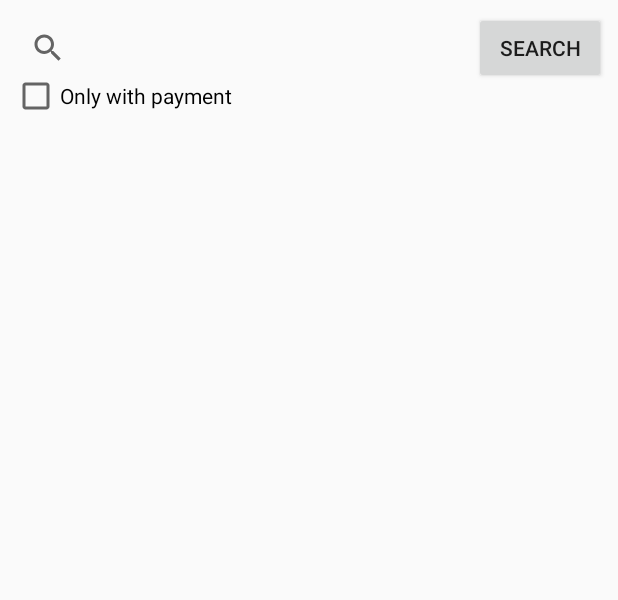
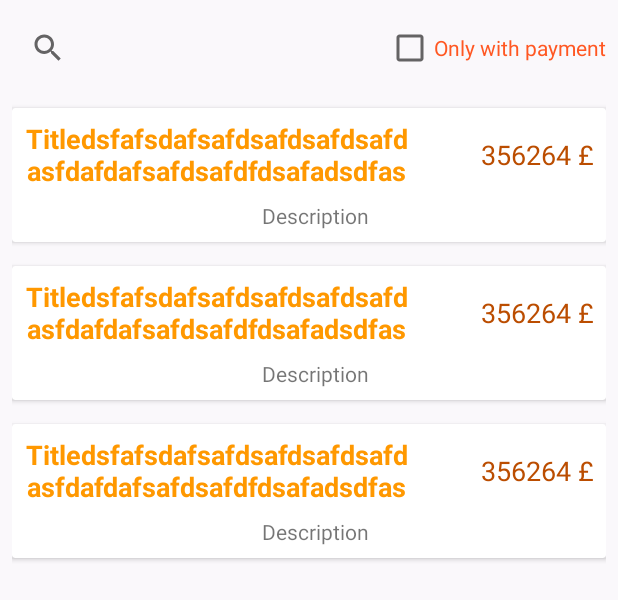
Before and after one commit to Fehty/Jobos3, an Android app: the layout activity_main.xml on its own in the app's theme, with its tools: preview values and no code run, on a phone screen of 412 x 824 dp. Shown: the top 600 px of the screen. Run offline under Robolectric (Android 15) with nearby library versions, the phone set to English and light mode, and no system bars.

Commit message:
CheckBox logic

```diff
--- a/app/src/main/res/layout/activity_main.xml
+++ b/app/src/main/res/layout/activity_main.xml
@@ -4,51 +4,46 @@
     xmlns:tools="http://schemas.android.com/tools"
     android:layout_width="match_parent"
     android:layout_height="match_parent"
+    android:background="#faf8fb"
     tools:context=".Activity.MainActivity">
 
     <android.support.v7.widget.SearchView
         android:id="@+id/searchView"
         android:layout_width="0dp"
-        android:layout_height="0dp"
-        android:layout_marginBottom="8dp"
+        android:layout_height="wrap_content"
         android:layout_marginEnd="8dp"
         android:layout_marginStart="8dp"
         android:layout_marginTop="8dp"
         android:inputType="textPersonName"
-        app:layout_constraintBottom_toBottomOf="@+id/searchButton"
-        app:layout_constraintEnd_toStartOf="@+id/searchButton"
+        app:layout_constraintEnd_toStartOf="@+id/checkBox"
         app:layout_constraintStart_toStartOf="parent"
-        app:layout_constraintTop_toTopOf="@+id/searchButton" />
-
-    <Button
-        android:id="@+id/searchButton"
-        android:layout_width="wrap_content"
-        android:layout_height="wrap_content"
-        android:layout_marginEnd="8dp"
-        android:layout_marginTop="8dp"
-        android:text="Search"
-        app:layout_constraintEnd_toEndOf="parent"
         app:layout_constraintTop_toTopOf="parent" />
 
     <CheckBox
         android:id="@+id/checkBox"
         android:layout_width="wrap_content"
         android:layout_height="wrap_content"
+        android:layout_marginBottom="8dp"
+        android:layout_marginEnd="8dp"
+        android:layout_marginTop="8dp"
         android:text="Only with payment"
-        app:layout_constraintStart_toStartOf="@+id/searchView"
-        app:layout_constraintTop_toBottomOf="@+id/searchView" />
+        android:textColor="#ff5722"
+        app:layout_constraintBottom_toTopOf="@+id/recyclerView"
+        app:layout_constraintEnd_toEndOf="parent"
+        app:layout_constraintTop_toTopOf="parent" />
 
     <android.support.v7.widget.RecyclerView
         android:id="@+id/recyclerView"
         android:layout_width="0dp"
         android:layout_height="0dp"
-        android:layout_marginBottom="8dp"
         android:layout_marginEnd="8dp"
         android:layout_marginStart="8dp"
         android:layout_marginTop="8dp"
+        android:background="#faf8fb"
         app:layout_constraintBottom_toBottomOf="parent"
         app:layout_constraintEnd_toEndOf="parent"
         app:layout_constraintStart_toStartOf="parent"
-        app:layout_constraintTop_toBottomOf="@+id/checkBox" />
+        app:layout_constraintTop_toBottomOf="@+id/searchView"
+        tools:listitem="@layout/template_for_item" />
 
 </android.support.constraint.ConstraintLayout>
--- a/app/src/main/res/layout/template_for_item.xml
+++ b/app/src/main/res/layout/template_for_item.xml
@@ -1,7 +1,13 @@
 <?xml version="1.0" encoding="utf-8"?>
-<android.support.constraint.ConstraintLayout xmlns:android="http://schemas.android.com/apk/res/android"
+<android.support.v7.widget.CardView xmlns:android="http://schemas.android.com/apk/res/android"
     xmlns:app="http://schemas.android.com/apk/res-auto"
     xmlns:tools="http://schemas.android.com/tools"
+    android:layout_width="match_parent"
+    android:layout_height="wrap_content"
+    android:layout_marginBottom="8dp"
+    android:layout_marginTop="8dp">
+
+    <android.support.constraint.ConstraintLayout
         android:layout_width="match_parent"
         android:layout_height="wrap_content">
 
@@ -9,28 +15,29 @@
             android:id="@+id/title"
             android:layout_width="wrap_content"
             android:layout_height="wrap_content"
-        android:layout_marginEnd="8dp"
             android:layout_marginStart="8dp"
             android:layout_marginTop="8dp"
-        android:padding="16dp"
-        app:layout_constraintEnd_toEndOf="parent"
+            android:ems="12"
+            android:textAlignment="center"
+            android:textAllCaps="false"
+            android:textColor="@color/colorPrimary"
+            android:textSize="18sp"
+            android:textStyle="bold"
             app:layout_constraintStart_toStartOf="parent"
             app:layout_constraintTop_toTopOf="parent"
-        tools:text="CompanyName" />
+            tools:text="Titledsfafsdafsafdsafdsafdsafdasfdafdafsafdsafdfdsafadsdfas" />
 
         <TextView
             android:id="@+id/salary"
             android:layout_width="wrap_content"
             android:layout_height="wrap_content"
-        android:layout_marginBottom="8dp"
             android:layout_marginEnd="8dp"
-        android:layout_marginStart="8dp"
-        android:layout_marginTop="8dp"
-        tools:text="124378"
-        app:layout_constraintBottom_toTopOf="@+id/description"
+            android:textColor="#bb4d00"
+            android:textSize="18sp"
+            app:layout_constraintBottom_toBottomOf="@+id/title"
             app:layout_constraintEnd_toEndOf="parent"
-        app:layout_constraintStart_toEndOf="@+id/title"
-        app:layout_constraintTop_toTopOf="@+id/title" />
+            app:layout_constraintTop_toTopOf="@+id/title"
+            tools:text="356264 £" />
 
         <TextView
             android:id="@+id/description"
@@ -39,11 +46,11 @@
             android:layout_marginBottom="8dp"
             android:layout_marginEnd="8dp"
             android:layout_marginStart="8dp"
+            android:layout_marginTop="8dp"
             app:layout_constraintBottom_toBottomOf="parent"
-        app:layout_constraintEnd_toEndOf="@+id/title"
+            app:layout_constraintEnd_toEndOf="parent"
             app:layout_constraintStart_toStartOf="@+id/title"
             app:layout_constraintTop_toBottomOf="@+id/title"
             tools:text="Description" />
-
-
     </android.support.constraint.ConstraintLayout>
+</android.support.v7.widget.CardView>
--- a/app/src/main/res/values/colors.xml
+++ b/app/src/main/res/values/colors.xml
@@ -1,6 +1,6 @@
 <?xml version="1.0" encoding="utf-8"?>
 <resources>
-    <color name="colorPrimary">#3F51B5</color>
-    <color name="colorPrimaryDark">#303F9F</color>
-    <color name="colorAccent">#FF4081</color>
+    <color name="colorPrimary">#ff9800</color>
+    <color name="colorPrimaryDark">#c66900</color>
+    <color name="colorAccent">#f57c00</color>
 </resources>
```
Also changed, not shown: app/src/main/java/com/fehtystudio/jobos3/Activity/MainActivity.kt (+12 -16 lines), app/src/main/java/com/fehtystudio/jobos3/Adapter/RecyclerViewAdapter.kt (+36 -11 lines). Lines whose indentation alone changed are shown as unchanged.
